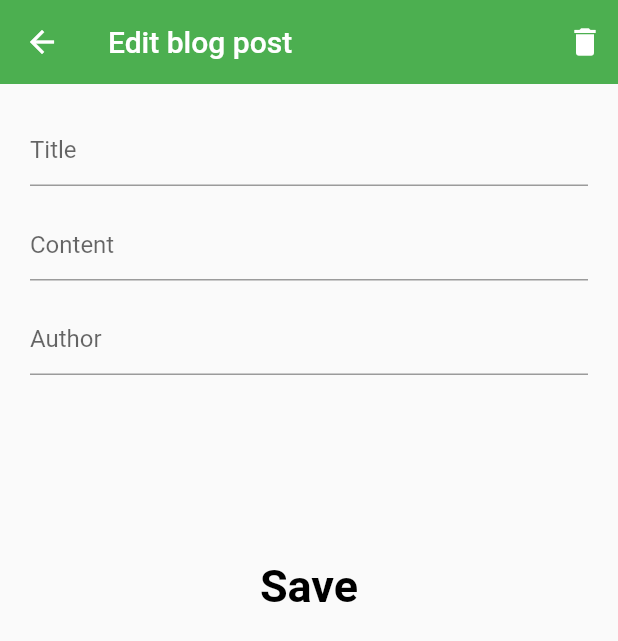
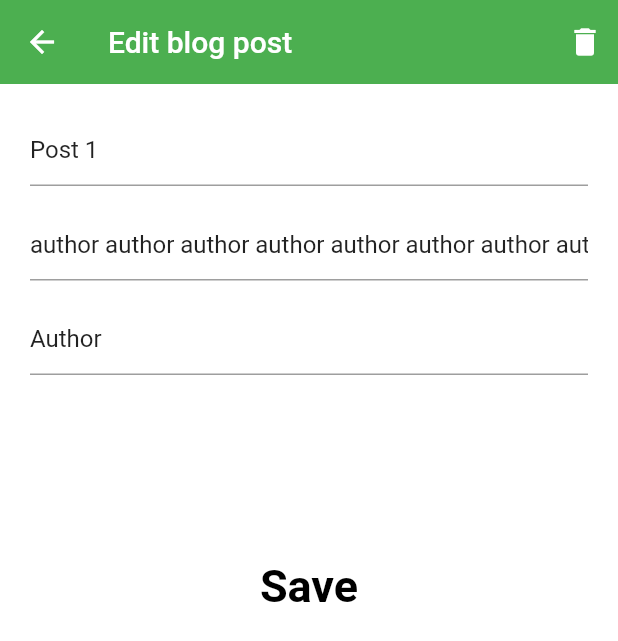
Before and after one commit to Optimus-ged/deep_mobile_learning, a Flutter app: the screen it shows after launch, after a tap on "Post 1", on a phone screen of 412 x 824 dp. Shown: the top 641 px of the screen. Run offline on Flutter 3.47's test engine with Material 2 defaults, Android fonts, the phone set to English and light mode, and no system bars; our stand-ins replace get_it.

Commit message:
Adding creating data method in blogPostViewModel

```diff
--- a/lib/pages/blog_post_modify.dart
+++ b/lib/pages/blog_post_modify.dart
@@ -2,19 +2,28 @@ import 'package:deep_mobile_learning/model/blog_post.dart';
 import 'package:flutter/material.dart';
 
 class BlogPostModify extends StatelessWidget {
+  // Blogpost model
   final BlogPost blogPost;
 
-  bool get isEditing => blogPost != null;
-
-  BlogPostModify({this.blogPost});
-
+  // Declaring all the editing controller
   final _titleEditingController = TextEditingController();
   final _contentEditingController = TextEditingController();
   final _authoEditingController = TextEditingController();
 
+  bool get isEditing => blogPost != null;
+
+  BlogPostModify({this.blogPost}) {
+    if (isEditing) {
+      _titleEditingController.text = blogPost.title;
+      _contentEditingController.text = blogPost.content;
+      _authoEditingController.text = blogPost.author;
+    }
+  }
+
   @override
   Widget build(BuildContext context) {
     return Scaffold(
+      backgroundColor: Colors.white,
       appBar: AppBar(
         elevation: 0.0,
         title: Text(isEditing ? "Edit blog post" : "Creating Blog post"),
@@ -47,6 +56,7 @@ class BlogPostModify extends StatelessWidget {
               hoverColor: Colors.green,
               onTap: () {
                 print("tapeeeeeeee");
+                Navigator.of(context).pop();
               },
               child: Padding(
                 padding:
@@ -74,6 +84,7 @@ Widget myTextField({TextEditingController controller, @required hint}) {
     child: Container(
       padding: EdgeInsets.symmetric(horizontal: 20),
       child: TextField(
+        controller: controller,
         cursorColor: Colors.green,
         decoration: InputDecoration(
           hintText: "$hint",
--- a/lib/view_model/blog_post_vm.dart
+++ b/lib/view_model/blog_post_vm.dart
@@ -11,7 +11,13 @@ class BlogPostViewModel {
   Stream<List<BlogPost>> get outBlogPost => _blogPostListController.stream;
   Sink<List<BlogPost>> get _inBlogPost => _blogPostListController.sink;
 
+  List<BlogPost> _blogPost;
+
   BlogPostViewModel() {
+    outBlogPost.listen((data) {
+      _blogPost = data;
+    });
+
     Future.delayed(Duration(seconds: 3)).then(
       (value) => _inBlogPost.add(
         [
@@ -89,4 +95,9 @@ class BlogPostViewModel {
       ),
     );
   }
+
+  void addBlogPost({BlogPost blogPost}) {
+    _blogPost.add(blogPost);
+    _inBlogPost.add(_blogPost);
+  }
 }
```
